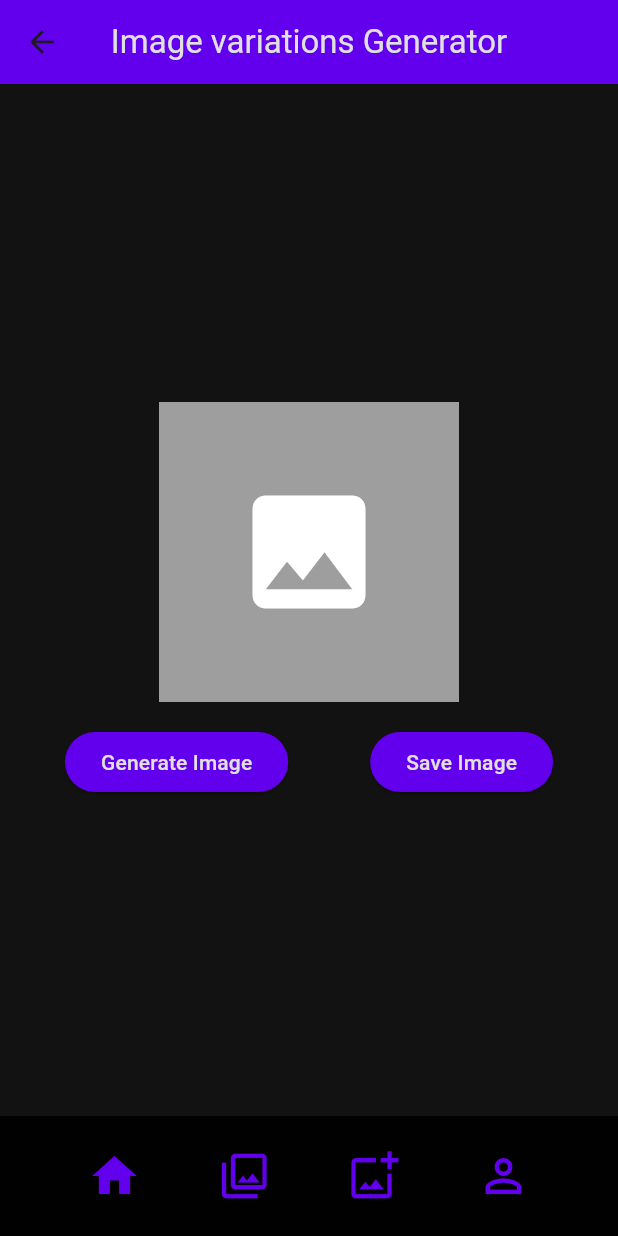
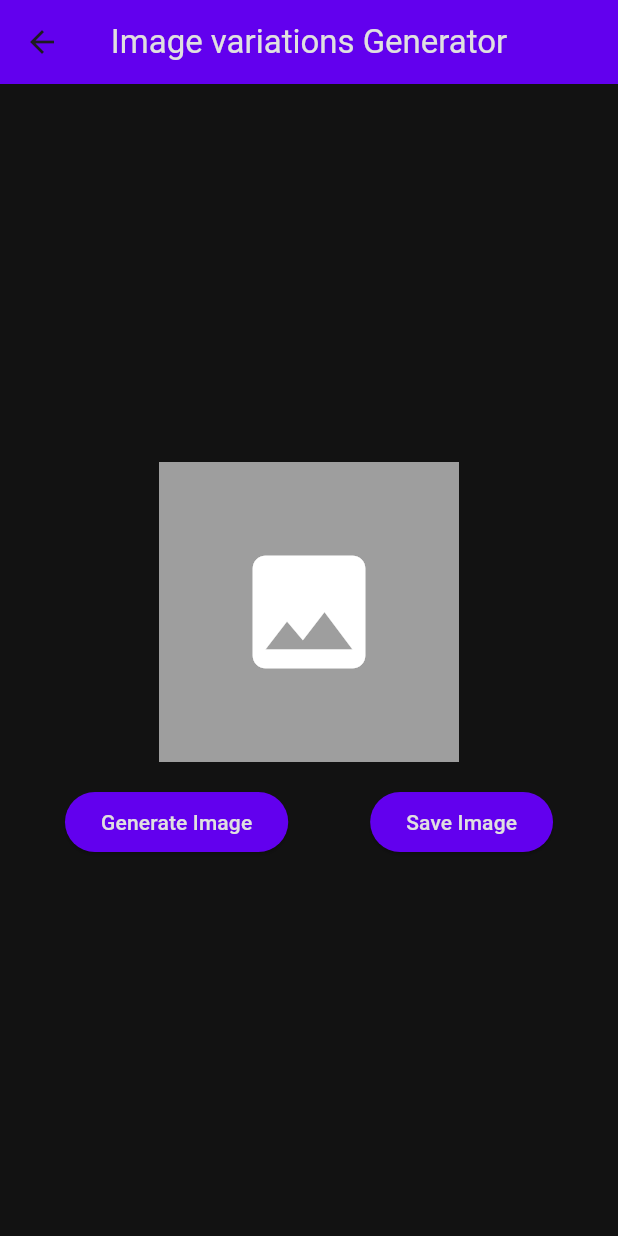
Before and after one commit to maarrr/mobils, a Flutter app: the SmartEditorScreen screen opened directly, on a phone screen of 412 x 824 dp. Run offline on Flutter 3.47's test engine with Material 3 defaults, Android fonts, the phone set to English and light mode, and no system bars; our stand-ins replace cloud_firestore, firebase_auth, firebase_core, firebase_storage, image_picker, shared_preferences; missing offline and left inert: dart_openai; accounts and stored records are empty.

Commit message:
changes in menu

```diff
--- a/lib/components/bottom-menu.dart
+++ /dev/null
@@ -1,83 +0,0 @@
-
-import 'dart:ffi';
-
-import 'package:flutter/material.dart';
-import 'package:mobils/constants.dart';
-import 'package:mobils/main-screen.dart';
-import 'package:mobils/profile.dart';
-import 'package:mobils/smart_creator.dart';
-import 'package:mobils/smart_editor.dart';
-
-import '../gallery.dart';
-
-const iconSize = 36.00;
-
-class BottomMenu extends StatelessWidget {
-
-  const BottomMenu({Key? key}) : super(key: key);
-
-  @override
-  Widget build(BuildContext context) {
-    return BottomAppBar(
-      color: surfaceColor,
-      child: IconTheme(
-        data: const IconThemeData(color: primaryColor),
-        child: Row(
-          mainAxisAlignment: MainAxisAlignment.spaceEvenly,
-          children: <Widget>[
-            IconButton(
-              tooltip: 'Main',
-              icon: const Icon(Icons.home, size: iconSize),
-              onPressed: () {
-                Navigator.push(
-                  context,
-                  MaterialPageRoute(
-                    builder: (context) => const MainScreen(),
-                  ),
-                );
-              },
-            ),
-            IconButton(
-              tooltip: 'Gallery',
-              icon: const Icon(Icons.photo_library_outlined, size: iconSize),
-              onPressed: () {
-                Navigator.push(
-                  context,
-                  MaterialPageRoute(
-                    builder: (context) => const GalleryScreen(),
-                  ),
-                );
-              },
-            ),
-            IconButton(
-              tooltip: 'Generate',
-              icon: const Icon(Icons.add_photo_alternate_outlined,  size: iconSize),
-              onPressed: () {
-                Navigator.push(
-                  context,
-                  MaterialPageRoute(
-                    builder: (context) => const SmartCreatorScreen(),
-                  ),
-                );
-              },
-            ),
-            IconButton(
-              tooltip: 'Profile',
-              icon: const Icon(Icons.perm_identity_sharp, size: iconSize),
-              onPressed: () {
-                Navigator.push(
-                  context,
-                  MaterialPageRoute(
-                    builder: (context) => const ProfileScreen(),
-                  ),
-                );
-              },
-            ),
-          ],
-        ),
-      ),
-    );
-  }
-
-
-}
--- a/lib/gallery.dart
+++ b/lib/gallery.dart
@@ -7,7 +7,6 @@ import 'package:firebase_storage/firebase_storage.dart';
 import 'package:flutter/material.dart';
 import 'package:image_picker/image_picker.dart';
 import 'package:firebase_storage/firebase_storage.dart' as firebase_storage;
-import 'package:mobils/components/bottom-menu.dart';
 import 'package:mobils/components/button-text-icon.dart';
 import 'package:mobils/components/custom-icon-button.dart';
 import 'package:mobils/components/header.dart';
@@ -115,7 +114,7 @@ class _GalleryScreenState extends State<GalleryScreen> {
               ),
             ),
       bottomNavigationBar: Menu(
-        currentIndex: 1,
+        currentIndex: 2,
         onTap: (index) {
           Menu.navigateToScreen(context, index);
         },
--- a/lib/main-screen.dart
+++ b/lib/main-screen.dart
@@ -8,7 +8,6 @@ import 'package:firebase_storage/firebase_storage.dart';
 import 'package:flutter/material.dart';
 import 'package:image_picker/image_picker.dart';
 import 'package:firebase_storage/firebase_storage.dart' as firebase_storage;
-import 'package:mobils/components/bottom-menu.dart';
 import 'package:mobils/components/custom-icon-button.dart';
 import 'package:mobils/components/custom-text.dart';
 import 'package:mobils/components/header.dart';
--- a/lib/profile.dart
+++ b/lib/profile.dart
@@ -2,7 +2,6 @@
 
 import 'package:firebase_auth/firebase_auth.dart';
 import 'package:flutter/material.dart';
-import 'package:mobils/components/bottom-menu.dart';
 import 'package:mobils/components/button-text-icon.dart';
 import 'package:mobils/components/custom-text-file.dart';
 import 'package:mobils/components/header.dart';
--- a/lib/smart_editor.dart
+++ b/lib/smart_editor.dart
@@ -8,7 +8,6 @@ import 'package:image_picker/image_picker.dart';
 import 'dart:io';
 import 'package:mobils/constants.dart';
 
-import 'components/bottom-menu.dart';
 
 class SmartEditorScreen extends StatefulWidget {
   const SmartEditorScreen({Key? key}) : super(key: key);
@@ -141,7 +140,7 @@ class _SmartEditorScreenState extends State<SmartEditorScreen> {
           ],
         ),
       ),
-      bottomNavigationBar: const BottomMenu(),
+
     );
   }
 }
```
Also changed, not shown: lib/components/menu.dart (+6 -6 lines), lib/smart_creator.dart (+7 -2 lines).
